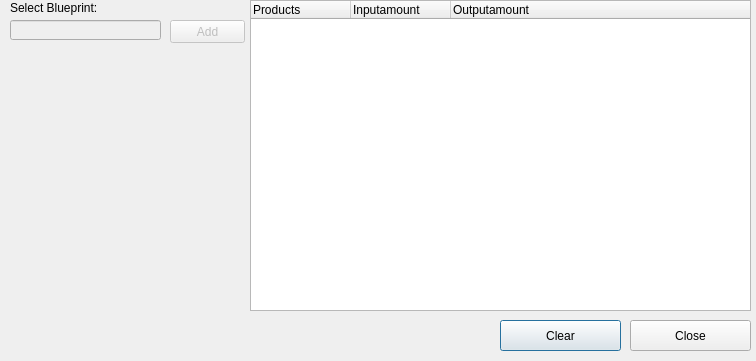
First picture: the form in EVE-Manufacture-Planner-Server/productionview.ui, repository RolfHausen/EVE-Manufacture-Planner-Server, before the edit.
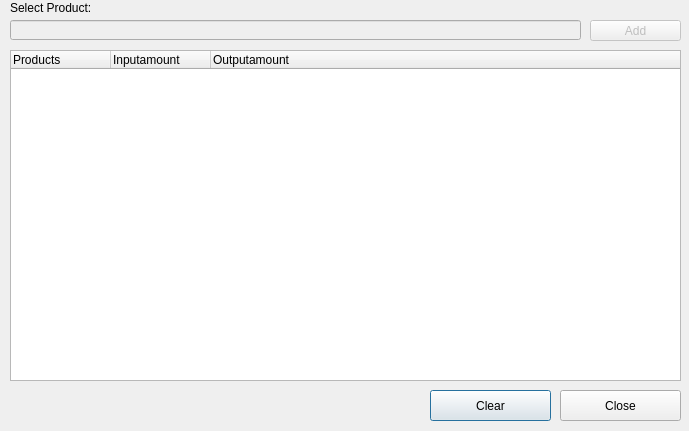
Second picture: the form after the edit.

Diff of the .ui file:
```diff
--- a/EVE-Manufacture-Planner-Server/productionview.ui
+++ b/EVE-Manufacture-Planner-Server/productionview.ui
@@ -9,8 +9,8 @@
    <rect>
     <x>0</x>
     <y>0</y>
-    <width>756</width>
-    <height>361</height>
+    <width>689</width>
+    <height>431</height>
    </rect>
   </property>
   <property name="windowTitle">
@@ -19,8 +19,8 @@
   <widget class="QPushButton" name="ClearPushButton">
    <property name="geometry">
     <rect>
-     <x>500</x>
-     <y>320</y>
+     <x>430</x>
+     <y>390</y>
      <width>121</width>
      <height>31</height>
     </rect>
@@ -32,8 +32,8 @@
   <widget class="QPushButton" name="ClosePushButton">
    <property name="geometry">
     <rect>
-     <x>630</x>
-     <y>320</y>
+     <x>560</x>
+     <y>390</y>
      <width>121</width>
      <height>31</height>
     </rect>
@@ -45,10 +45,10 @@
   <widget class="QTreeWidget" name="ProductionDetailsTreeWidget">
    <property name="geometry">
     <rect>
-     <x>250</x>
-     <y>0</y>
-     <width>501</width>
-     <height>311</height>
+     <x>10</x>
+     <y>50</y>
+     <width>671</width>
+     <height>331</height>
     </rect>
    </property>
    <column>
@@ -77,7 +77,7 @@
     </rect>
    </property>
    <property name="text">
-    <string>Select Blueprint:</string>
+    <string>Select Product:</string>
    </property>
   </widget>
   <widget class="QLineEdit" name="BlueprintSearchLineEdit">
@@ -88,7 +88,7 @@
     <rect>
      <x>10</x>
      <y>20</y>
-     <width>151</width>
+     <width>571</width>
      <height>20</height>
     </rect>
    </property>
@@ -99,10 +99,10 @@
    </property>
    <property name="geometry">
     <rect>
-     <x>170</x>
+     <x>590</x>
      <y>20</y>
-     <width>75</width>
-     <height>23</height>
+     <width>91</width>
+     <height>21</height>
     </rect>
    </property>
    <property name="text">
```
Left out of the diff: 2 changed lines with no effect on the pictures.
